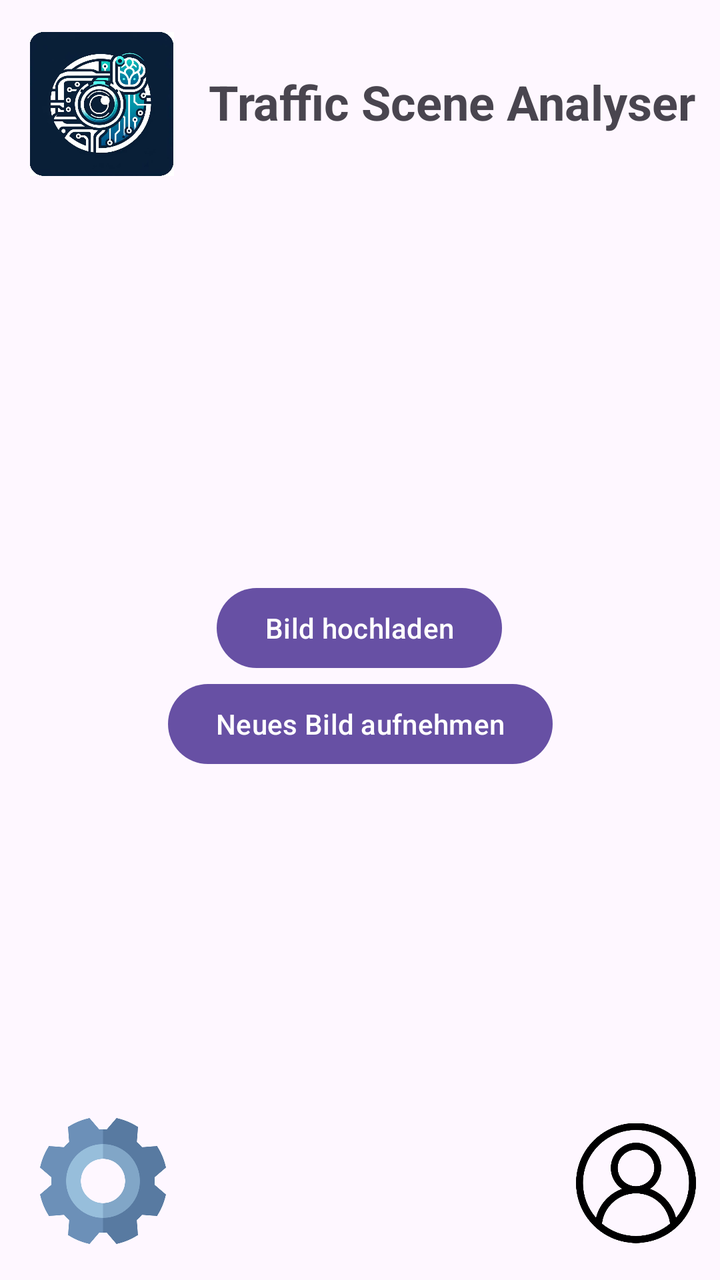
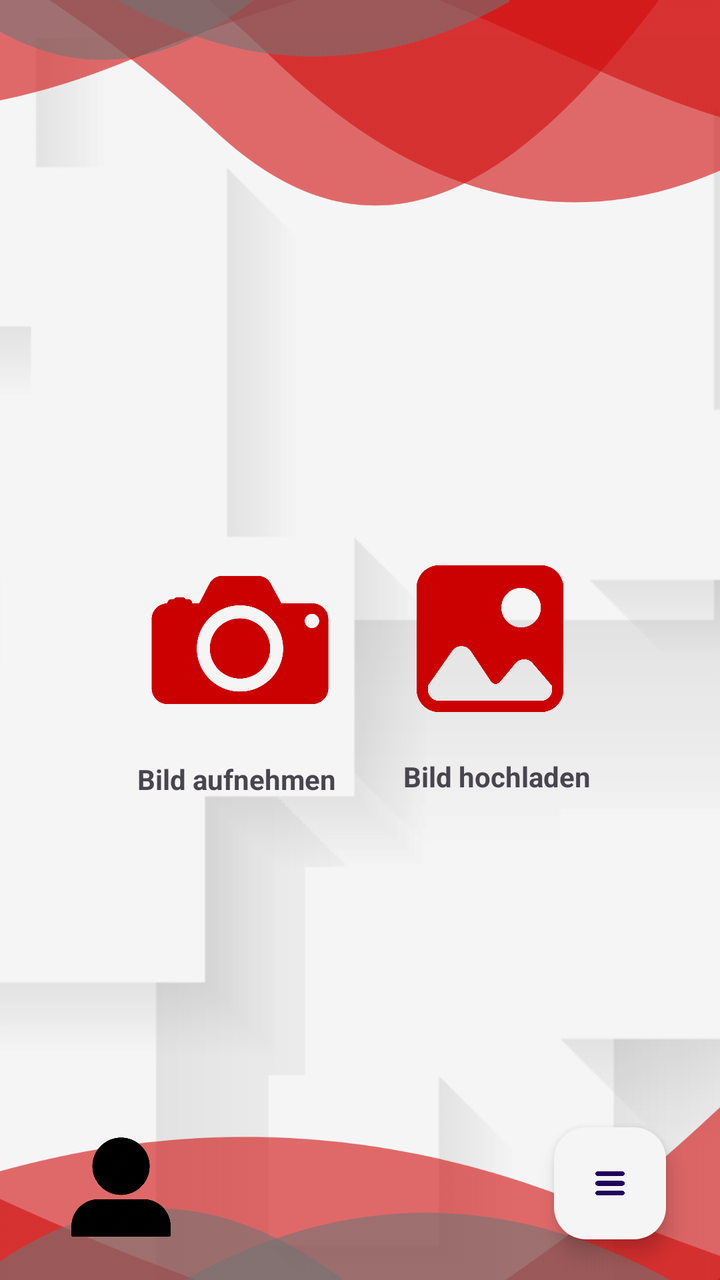

Two renders of the same Android screen: before a commit and after it. Below are the layout's source before the change and the commit's diff.
<!-- AndroidManifest.xml: application theme Theme.TrafficSceneAnalyser -->
<!-- res/layout/activity_main.xml -->
<?xml version="1.0" encoding="utf-8"?>
<androidx.constraintlayout.widget.ConstraintLayout xmlns:android="http://schemas.android.com/apk/res/android"
    xmlns:app="http://schemas.android.com/apk/res-auto"
    xmlns:tools="http://schemas.android.com/tools"
    android:id="@+id/main"
    android:layout_width="match_parent"
    android:layout_height="match_parent"
    android:background="?attr/selectableItemBackgroundBorderless"
    tools:context=".MainActivity">

    <ImageView
        android:id="@+id/logo"
        android:layout_width="75dp"
        android:layout_height="72dp"
        android:layout_marginTop="16dp"
        android:contentDescription="@string/app_name"
        android:padding="0dp"
        android:src="@drawable/test"
        app:layout_constraintEnd_toEndOf="parent"
        app:layout_constraintHorizontal_bias="0.047"
        app:layout_constraintStart_toStartOf="parent"
        app:layout_constraintTop_toTopOf="parent"
        app:srcCompat="@drawable/test" />

    <TextView
        android:id="@+id/textViewAppName"
        android:layout_width="306dp"
        android:layout_height="70dp"
        android:layout_marginTop="16dp"
        android:gravity="center_vertical"
        android:padding="16dp"
        android:text="@string/app_name"
        android:textSize="24sp"
        android:textStyle="bold"
        app:layout_constraintEnd_toEndOf="parent"
        app:layout_constraintHorizontal_bias="0.0"
        app:layout_constraintStart_toEndOf="@+id/logo"
        app:layout_constraintTop_toTopOf="parent" />

    <Button
        android:id="@+id/btnBildHochladen"
        android:layout_width="wrap_content"
        android:layout_height="wrap_content"
        android:layout_marginTop="204dp"
        android:text="@string/upload_image"
        app:layout_constraintBottom_toBottomOf="parent"
        app:layout_constraintEnd_toEndOf="parent"
        app:layout_constraintHorizontal_bias="0.498"
        app:layout_constraintStart_toStartOf="parent"
        app:layout_constraintTop_toBottomOf="@+id/textViewAppName"
        app:layout_constraintVertical_bias="0.0" />

    <Button
        android:id="@+id/btnBildAufnehmen"
        android:layout_width="wrap_content"
        android:layout_height="wrap_content"
        android:text="@string/take_photo"
        app:layout_constraintEnd_toEndOf="parent"
        app:layout_constraintStart_toStartOf="parent"
        app:layout_constraintTop_toBottomOf="@+id/btnBildHochladen" />

    <ImageView
        android:id="@+id/profile"
        android:layout_width="60dp"
        android:layout_height="65dp"
        android:layout_marginEnd="12dp"
        android:layout_marginBottom="16dp"
        android:contentDescription="@string/profile"
        android:onClick="goToProfile"
        app:layout_constraintBottom_toBottomOf="parent"
        app:layout_constraintEnd_toEndOf="parent"
        app:srcCompat="@drawable/user" />

    <ImageView
        android:id="@+id/imageView2"
        android:layout_width="63dp"
        android:layout_height="67dp"
        android:layout_marginStart="20dp"
        android:layout_marginBottom="16dp"
        android:contentDescription="@string/settings"
        android:onClick="goToSettings"
        app:layout_constraintBottom_toBottomOf="parent"
        app:layout_constraintStart_toStartOf="parent"
        app:srcCompat="@drawable/cogwheel" />


</androidx.constraintlayout.widget.ConstraintLayout>
<!-- resources referenced by this layout -->
<resources>
  <!-- drawable cogwheel: png bitmap (drawable, 25389 bytes) -->
  <!-- drawable test: png bitmap (drawable, 583170 bytes) -->
  <!-- drawable user: png bitmap (drawable, 24852 bytes) -->
  <string name="app_name">Traffic Scene Analyser</string>
  <string name="profile">Zum Profil wechseln</string>
  <string name="settings">Zu den Einstellungen wechseln</string>
  <string name="take_photo">Neues Bild aufnehmen</string>
  <string name="upload_image">Bild hochladen</string>
  <style name="Theme.TrafficSceneAnalyser" parent="Base.Theme.TrafficSceneAnalyser" />
  <style name="Base.Theme.TrafficSceneAnalyser" parent="Theme.Material3.DayNight.NoActionBar">
          
          
      </style>
</resources>

<!-- the commit's change to res/layout/activity_main.xml (unified diff, before → after) -->
@@ -8,80 +8,167 @@
     android:background="?attr/selectableItemBackgroundBorderless"
     tools:context=".MainActivity">
 
-    <ImageView
-        android:id="@+id/logo"
-        android:layout_width="75dp"
-        android:layout_height="72dp"
-        android:layout_marginTop="16dp"
-        android:contentDescription="@string/app_name"
-        android:padding="0dp"
-        android:src="@drawable/test"
+    <androidx.constraintlayout.widget.ConstraintLayout
+        android:layout_width="match_parent"
+        android:layout_height="match_parent"
+        app:layout_constraintBottom_toBottomOf="parent"
         app:layout_constraintEnd_toEndOf="parent"
-        app:layout_constraintHorizontal_bias="0.047"
+        app:layout_constraintHorizontal_bias="0.0"
         app:layout_constraintStart_toStartOf="parent"
         app:layout_constraintTop_toTopOf="parent"
-        app:srcCompat="@drawable/test" />
+        app:layout_constraintVertical_bias="0.0">
 
-    <TextView
-        android:id="@+id/textViewAppName"
-        android:layout_width="306dp"
-        android:layout_height="70dp"
-        android:layout_marginTop="16dp"
-        android:gravity="center_vertical"
-        android:padding="16dp"
-        android:text="@string/app_name"
-        android:textSize="24sp"
-        android:textStyle="bold"
-        app:layout_constraintEnd_toEndOf="parent"
-        app:layout_constraintHorizontal_bias="0.0"
-        app:layout_constraintStart_toEndOf="@+id/logo"
-        app:layout_constraintTop_toTopOf="parent" />
+        <ImageView
+            android:id="@+id/background"
+            android:layout_width="726dp"
+            android:layout_height="801dp"
+            app:layout_constraintBottom_toBottomOf="parent"
+            app:layout_constraintEnd_toEndOf="parent"
+            app:layout_constraintHorizontal_bias="1.0"
+            app:layout_constraintStart_toStartOf="parent"
+            app:layout_constraintTop_toTopOf="parent"
+            app:layout_constraintVertical_bias="0.12"
+            app:srcCompat="@drawable/background" />
 
-    <Button
-        android:id="@+id/btnBildHochladen"
-        android:layout_width="wrap_content"
-        android:layout_height="wrap_content"
-        android:layout_marginTop="204dp"
-        android:text="@string/upload_image"
-        app:layout_constraintBottom_toBottomOf="parent"
-        app:layout_constraintEnd_toEndOf="parent"
-        app:layout_constraintHorizontal_bias="0.498"
-        app:layout_constraintStart_toStartOf="parent"
-        app:layout_constraintTop_toBottomOf="@+id/textViewAppName"
-        app:layout_constraintVertical_bias="0.0" />
+        <ImageView
+            android:id="@+id/Toplayout"
+            android:layout_width="407dp"
+            android:layout_height="565dp"
+            app:layout_constraintBottom_toBottomOf="parent"
+            app:layout_constraintEnd_toEndOf="parent"
+            app:layout_constraintStart_toStartOf="parent"
+            app:layout_constraintTop_toTopOf="parent"
+            app:layout_constraintVertical_bias="0.0"
+            app:srcCompat="@drawable/toplayout" />
 
-    <Button
-        android:id="@+id/btnBildAufnehmen"
-        android:layout_width="wrap_content"
-        android:layout_height="wrap_content"
-        android:text="@string/take_photo"
-        app:layout_constraintEnd_toEndOf="parent"
-        app:layout_constraintStart_toStartOf="parent"
-        app:layout_constraintTop_toBottomOf="@+id/btnBildHochladen" />
+        <ImageView
+            android:id="@+id/imageView8"
+            android:layout_width="486dp"
+            android:layout_height="689dp"
+            android:rotationY="180"
+            app:layout_constraintBottom_toBottomOf="parent"
+            app:layout_constraintEnd_toEndOf="parent"
+            app:layout_constraintHorizontal_bias="0.0"
+            app:layout_constraintStart_toStartOf="parent"
+            app:layout_constraintTop_toTopOf="parent"
+            app:layout_constraintVertical_bias="1.0"
+            app:srcCompat="@drawable/bottomlayout" />
 
-    <ImageView
-        android:id="@+id/profile"
-        android:layout_width="60dp"
-        android:layout_height="65dp"
-        android:layout_marginEnd="12dp"
-        android:layout_marginBottom="16dp"
-        android:contentDescription="@string/profile"
-        android:onClick="goToProfile"
-        app:layout_constraintBottom_toBottomOf="parent"
-        app:layout_constraintEnd_toEndOf="parent"
-        app:srcCompat="@drawable/user" />
+        <ImageView
+            android:id="@+id/profile"
+            android:layout_width="113dp"
+            android:layout_height="108dp"
+            android:layout_marginStart="4dp"
+            android:contentDescription="@string/profile"
+            android:onClick="goToProfile"
+            app:layout_constraintBottom_toBottomOf="parent"
+            app:layout_constraintStart_toStartOf="parent"
+            app:srcCompat="@drawable/userrr" />
 
-    <ImageView
-        android:id="@+id/imageView2"
-        android:layout_width="63dp"
-        android:layout_height="67dp"
-        android:layout_marginStart="20dp"
-        android:layout_marginBottom="16dp"
-        android:contentDescription="@string/settings"
-        android:onClick="goToSettings"
-        app:layout_constraintBottom_toBottomOf="parent"
-        app:layout_constraintStart_toStartOf="parent"
-        app:srcCompat="@drawable/cogwheel" />
+        <ImageButton
+            android:id="@+id/btnBildHochladen"
+            android:layout_width="100dp"
+            android:layout_height="100dp"
+            android:backgroundTint="#00F8F6F6"
+            android:scaleType="fitCenter"
+            android:src="@drawable/galerieicon1"
+            app:layout_constraintBottom_toBottomOf="parent"
+            app:layout_constraintEnd_toEndOf="parent"
+            app:layout_constraintHorizontal_bias="0.75"
+            app:layout_constraintStart_toStartOf="parent"
+            app:layout_constraintTop_toTopOf="parent"
+            app:layout_constraintVertical_bias="0.499" />
+
+        <ImageButton
+            android:id="@+id/btnBildAufnehmen"
+            android:layout_width="120dp"
+            android:layout_height="120dp"
+            android:backgroundTint="#00FFFFFF"
+            android:scaleType="fitCenter"
+            android:src="@drawable/cameraicon1"
+            app:layout_constraintBottom_toBottomOf="parent"
+            app:layout_constraintEnd_toEndOf="parent"
+            app:layout_constraintHorizontal_bias="0.25"
+            app:layout_constraintStart_toStartOf="parent"
+            app:layout_constraintTop_toTopOf="parent" />
+
+        <TextView
+            android:id="@+id/textView3"
+            android:layout_width="wrap_content"
+            android:layout_height="wrap_content"
+            android:text="Bild aufnehmen"
+            android:textStyle="bold"
+            app:layout_constraintBottom_toBottomOf="parent"
+            app:layout_constraintEnd_toEndOf="parent"
+            app:layout_constraintHorizontal_bias="0.263"
+            app:layout_constraintStart_toStartOf="parent"
+            app:layout_constraintTop_toBottomOf="@+id/btnBildAufnehmen"
+            app:layout_constraintVertical_bias="0.0" />
+
+        <TextView
+            android:id="@+id/textView4"
+            android:layout_width="wrap_content"
+            android:layout_height="wrap_content"
+            android:text="Bild hochladen"
+            android:textSize="14sp"
+            android:textStyle="bold"
+            app:layout_constraintBottom_toBottomOf="parent"
+            app:layout_constraintEnd_toEndOf="parent"
+            app:layout_constraintHorizontal_bias="0.757"
+            app:layout_constraintStart_toStartOf="parent"
+            app:layout_constraintTop_toBottomOf="@+id/btnBildHochladen"
+            app:layout_constraintVertical_bias="0.037" />
+
+        <com.google.android.material.floatingactionbutton.FloatingActionButton
+            android:id="@+id/main_fab"
+            android:layout_width="wrap_content"
+            android:layout_height="wrap_content"
+            android:layout_alignParentEnd="true"
+            android:layout_alignParentBottom="true"
+            android:layout_margin="16dp"
+            android:layout_marginTop="300dp"
+            android:src="@drawable/menuuuu"
+            app:backgroundTint="#F6F5F5"
+            app:layout_constraintBottom_toBottomOf="parent"
+            app:layout_constraintEnd_toEndOf="parent"
+            app:layout_constraintHorizontal_bias="0.96"
+            app:layout_constraintStart_toStartOf="parent"
+            app:layout_constraintTop_toTopOf="parent"
+            app:layout_constraintVertical_bias="0.992"
+            tools:ignore="MissingConstraints" />
+
+        <com.google.android.material.floatingactionbutton.FloatingActionButton
+            android:id="@+id/historyicon"
+            android:layout_width="wrap_content"
+            android:layout_height="wrap_content"
+            android:layout_alignParentEnd="true"
+            android:layout_alignParentBottom="true"
+            android:layout_margin="16dp"
+            android:src="@drawable/historyicon"
+            android:visibility="gone"
+            app:backgroundTint="#F6F5F5"
+            app:layout_constraintBottom_toTopOf="@+id/main_fab"
+            app:layout_constraintEnd_toEndOf="@+id/main_fab"
+            app:layout_constraintStart_toStartOf="@+id/main_fab"
+            tools:ignore="MissingConstraints" />
+
+        <com.google.android.material.floatingactionbutton.FloatingActionButton
+            android:id="@+id/fab2"
+            android:layout_width="wrap_content"
+            android:layout_height="wrap_content"
+            android:layout_alignParentEnd="true"
+            android:layout_alignParentBottom="true"
+            android:layout_margin="16dp"
+            android:layout_marginBottom="16dp"
+            android:src="@drawable/settingsicon"
+            android:visibility="gone"
+            app:backgroundTint="#F6F5F5"
+            app:layout_constraintBottom_toTopOf="@+id/historyicon"
+            app:layout_constraintEnd_toEndOf="@+id/historyicon"
+            app:layout_constraintStart_toStartOf="@+id/historyicon"
+            tools:ignore="MissingConstraints" />
+
+    </androidx.constraintlayout.widget.ConstraintLayout>
 
 
 </androidx.constraintlayout.widget.ConstraintLayout>
<!-- resource entries referenced after the edit -->
@@ -1,13 +1,15 @@
 <!-- resources referenced by this layout -->
 <resources>
-  <!-- drawable cogwheel: png bitmap (drawable, 25389 bytes) -->
-  <!-- drawable test: png bitmap (drawable, 583170 bytes) -->
-  <!-- drawable user: png bitmap (drawable, 24852 bytes) -->
-  <string name="app_name">Traffic Scene Analyser</string>
+  <!-- drawable background: png bitmap (drawable-hdpi, 37305 bytes) -->
+  <!-- drawable bottomlayout: png bitmap (drawable-hdpi, 51256 bytes) -->
+  <!-- drawable cameraicon1: png bitmap (drawable-hdpi, 29262 bytes) -->
+  <!-- drawable galerieicon1: png bitmap (drawable-hdpi, 26308 bytes) -->
+  <!-- drawable historyicon: png bitmap (drawable, 34738 bytes) -->
+  <!-- drawable menuuuu: png bitmap (drawable, 15010 bytes) -->
+  <!-- drawable settingsicon: png bitmap (drawable, 29431 bytes) -->
+  <!-- drawable toplayout: png bitmap (drawable-hdpi, 57639 bytes) -->
+  <!-- drawable userrr: png bitmap (drawable, 53564 bytes) -->
   <string name="profile">Zum Profil wechseln</string>
-  <string name="settings">Zu den Einstellungen wechseln</string>
-  <string name="take_photo">Neues Bild aufnehmen</string>
-  <string name="upload_image">Bild hochladen</string>
   <style name="Theme.TrafficSceneAnalyser" parent="Base.Theme.TrafficSceneAnalyser" />
   <style name="Base.Theme.TrafficSceneAnalyser" parent="Theme.Material3.DayNight.NoActionBar">
           
